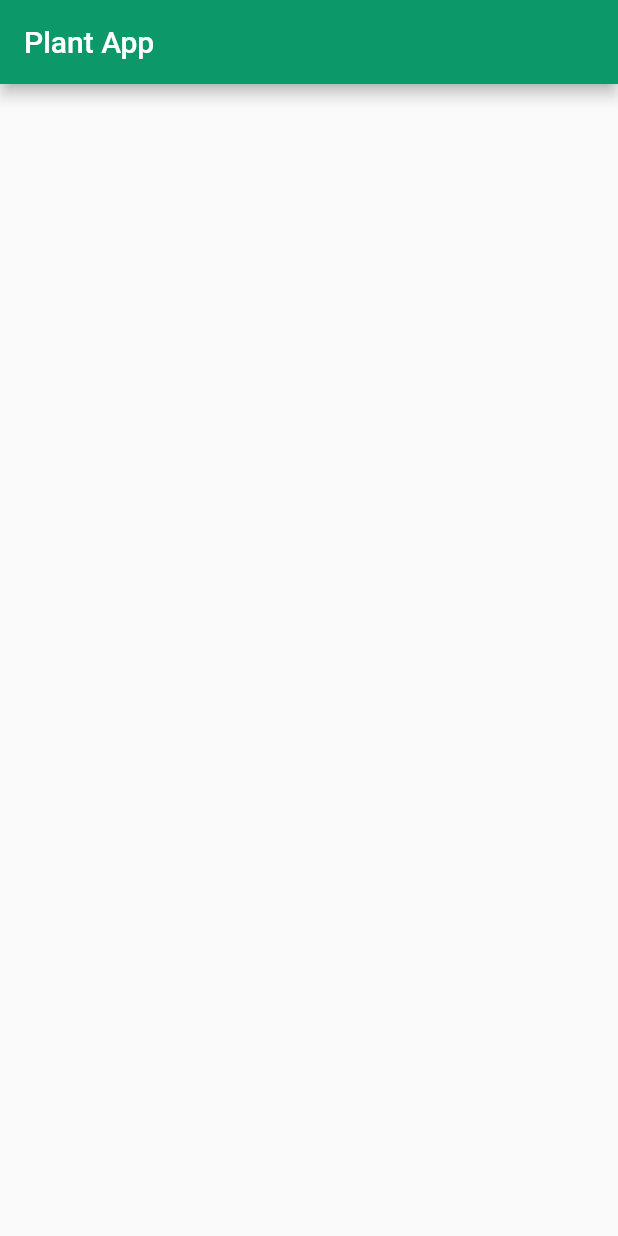
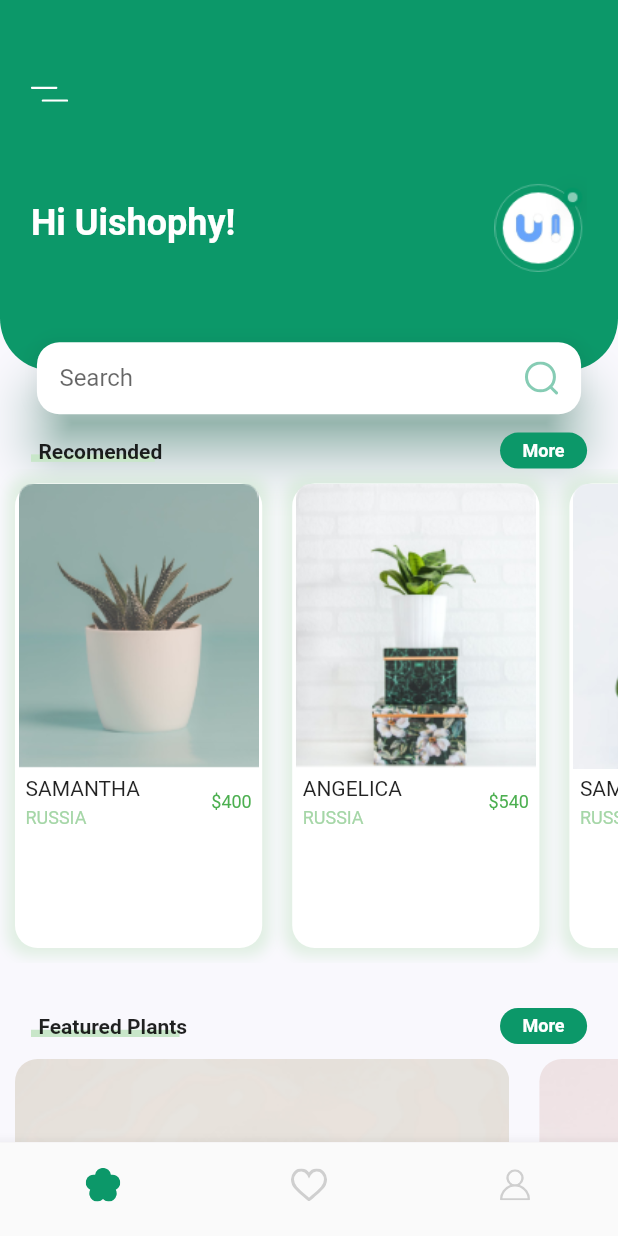
Before and after one commit to kiszewski/plant-app-interface, a Flutter app: the screen it shows after launch, on a phone screen of 412 x 824 dp. Run offline on Flutter 3.47's test engine with Material 2 defaults, Android fonts, the phone set to English and light mode, and no system bars; our stand-ins replace flutter_svg.

Commit message:
home page implementation

```diff
--- a/lib/main.dart
+++ b/lib/main.dart
@@ -1,4 +1,6 @@
 import 'package:flutter/material.dart';
+
+import 'pages/home/home_page.dart';
 
 void main() {
   runApp(MyApp());
@@ -14,28 +16,7 @@ class MyApp extends StatelessWidget {
         primaryColor: Color(0xFF0C9869),
         backgroundColor: Color(0xFFF9F8FD),
       ),
-      home: MyHomePage(),
+      home: HomePage(),
     );
   }
 }
-
-class MyHomePage extends StatefulWidget {
-  MyHomePage({Key key, this.title = 'Plant App'}) : super(key: key);
-
-  final String title;
-
-  @override
-  _MyHomePageState createState() => _MyHomePageState();
-}
-
-class _MyHomePageState extends State<MyHomePage> {
-  @override
-  Widget build(BuildContext context) {
-    return Scaffold(
-      appBar: AppBar(
-        title: Text(widget.title),
-      ),
-      body: Center(),
-    );
-  }
-}
--- /dev/null
+++ b/lib/pages/home/components/app_bar/app_bar_widget.dart
@@ -0,0 +1,93 @@
+import 'package:flutter/material.dart';
+import 'package:flutter_svg/svg.dart';
+
+class AppBarWidget extends StatelessWidget {
+  @override
+  Widget build(BuildContext context) {
+    final _width = MediaQuery.of(context).size.width;
+    final _height = MediaQuery.of(context).size.height;
+
+    return Container(
+      height: _height * .35,
+      child: Stack(
+        children: [
+          Positioned(
+            top: 0,
+            child: Container(
+              height: _height * .3,
+              width: _width,
+              decoration: BoxDecoration(
+                  color: Theme.of(context).primaryColor,
+                  borderRadius: BorderRadius.only(
+                    bottomLeft: Radius.circular(35),
+                    bottomRight: Radius.circular(35),
+                  )),
+            ),
+          ),
+          Positioned(
+            width: _width,
+            top: 0,
+            child: Container(
+              height: _height * .15,
+              margin: EdgeInsets.only(top: _height * .07),
+              padding: EdgeInsets.symmetric(horizontal: _width * .05),
+              child: Column(
+                crossAxisAlignment: CrossAxisAlignment.start,
+                mainAxisAlignment: MainAxisAlignment.spaceBetween,
+                children: [
+                  Row(
+                    children: [SvgPicture.asset('assets/icons/menu.svg')],
+                  ),
+                  Row(
+                    mainAxisAlignment: MainAxisAlignment.spaceBetween,
+                    children: [
+                      Text(
+                        'Hi Uishophy!',
+                        style: Theme.of(context).textTheme.headline5.copyWith(
+                            color: Colors.white, fontWeight: FontWeight.bold),
+                      ),
+                      Image.asset(
+                        'assets/images/logo.png',
+                        width: _width * .15,
+                      ),
+                    ],
+                  ),
+                ],
+              ),
+            ),
+          ),
+          Positioned(
+            bottom: _height * 0.01,
+            left: _width * .05,
+            right: _width * .05,
+            child: Card(
+              shape: RoundedRectangleBorder(
+                  borderRadius: BorderRadius.circular(15)),
+              elevation: 15,
+              color: Colors.white,
+              shadowColor: Theme.of(context).primaryColor,
+              child: Padding(
+                padding: EdgeInsets.symmetric(horizontal: 15),
+                child: Row(
+                  mainAxisAlignment: MainAxisAlignment.spaceBetween,
+                  children: [
+                    Container(
+                      width: _width * .2,
+                      child: TextField(
+                        decoration: InputDecoration(
+                          hintText: 'Search',
+                          border: InputBorder.none,
+                        ),
+                      ),
+                    ),
+                    SvgPicture.asset('assets/icons/search.svg')
+                  ],
+                ),
+              ),
+            ),
+          ),
+        ],
+      ),
+    );
+  }
+}
--- /dev/null
+++ b/lib/pages/home/components/bottom_bar/bottom_bar_widget.dart
@@ -0,0 +1,47 @@
+import 'package:flutter/material.dart';
+import 'package:flutter_svg/flutter_svg.dart';
+
+class BottomBarWidget extends StatelessWidget {
+  @override
+  Widget build(BuildContext context) {
+    final _width = MediaQuery.of(context).size.width;
+    final _height = MediaQuery.of(context).size.height;
+
+    return BottomNavigationBar(
+      items: [
+        BottomNavigationBarItem(
+          label: '',
+          icon: Container(
+            child: SvgPicture.asset('assets/icons/flower.svg'),
+            margin: EdgeInsets.only(top: 10),
+          ),
+        ),
+        BottomNavigationBarItem(
+          label: '',
+          icon: Container(
+            child: SvgPicture.asset('assets/icons/heart-icon.svg'),
+            margin: EdgeInsets.only(top: 10),
+          ),
+        ),
+        BottomNavigationBarItem(
+          label: '',
+          icon: Container(
+            child: SvgPicture.asset('assets/icons/user-icon.svg'),
+            margin: EdgeInsets.only(top: 10),
+          ),
+        ),
+      ],
+    );
+
+    return Container(
+      width: _width,
+      height: _height * .1,
+      child: Row(
+        mainAxisAlignment: MainAxisAlignment.spaceAround,
+        children: [
+          SvgPicture.asset('assets/icons/flower.svg'),
+        ],
+      ),
+    );
+  }
+}
--- /dev/null
+++ b/lib/pages/home/components/featured_items/featured_item_card_widget.dart
@@ -0,0 +1,25 @@
+import 'package:flutter/material.dart';
+
+class FeaturedItemCardWidget extends StatelessWidget {
+  final String imagePath;
+
+  const FeaturedItemCardWidget({Key key, this.imagePath}) : super(key: key);
+  @override
+  Widget build(BuildContext context) {
+    final _width = MediaQuery.of(context).size.width;
+    final _height = MediaQuery.of(context).size.height;
+
+    return Container(
+      margin: EdgeInsets.all(10),
+      child: ClipRRect(
+        borderRadius: BorderRadius.circular(15),
+        child: Image.asset(
+          imagePath,
+          width: _width * .8,
+          height: _height * .3,
+          fit: BoxFit.cover,
+        ),
+      ),
+    );
+  }
+}
--- /dev/null
+++ b/lib/pages/home/components/featured_items/featured_items_widget.dart
@@ -0,0 +1,45 @@
+import 'package:flutter/material.dart';
+
+import '../more_button_widget.dart';
+import '../section_title_text_widget.dart';
+import 'featured_item_card_widget.dart';
+
+class FeaturedItemsWidget extends StatelessWidget {
+  @override
+  Widget build(BuildContext context) {
+    final _width = MediaQuery.of(context).size.width;
+    final _height = MediaQuery.of(context).size.height;
+
+    return Container(
+      margin: EdgeInsets.only(top: 10),
+      child: Column(
+        children: [
+          Container(
+            padding: EdgeInsets.symmetric(horizontal: _width * .05),
+            child: Row(
+              mainAxisAlignment: MainAxisAlignment.spaceBetween,
+              children: [
+                SectionTitleTextWidget(text: 'Featured Plants'),
+                MoreButtonWidget(),
+              ],
+            ),
+          ),
+          Container(
+            width: _width,
+            height: _height * .4,
+            child: ListView(
+              shrinkWrap: true,
+              scrollDirection: Axis.horizontal,
+              children: [
+                FeaturedItemCardWidget(
+                    imagePath: 'assets/images/bottom_img_1.png'),
+                FeaturedItemCardWidget(
+                    imagePath: 'assets/images/bottom_img_2.png')
+              ],
+            ),
+          )
+        ],
+      ),
+    );
+  }
+}
--- /dev/null
+++ b/lib/pages/home/components/more_button_widget.dart
@@ -0,0 +1,19 @@
+import 'package:flutter/material.dart';
+
+class MoreButtonWidget extends StatelessWidget {
+  @override
+  Widget build(BuildContext context) {
+    return Container(
+      decoration: BoxDecoration(
+        borderRadius: BorderRadius.circular(50),
+        color: Theme.of(context).primaryColor,
+      ),
+      padding: EdgeInsets.symmetric(horizontal: 15, vertical: 5),
+      child: Text(
+        'More',
+        style: TextStyle(
+            color: Colors.white, fontSize: 12, fontWeight: FontWeight.bold),
+      ),
+    );
+  }
+}
--- /dev/null
+++ b/lib/pages/home/components/recomended_items/recomended_items_widget.dart
@@ -0,0 +1,59 @@
+import 'package:flutter/material.dart';
+
+import '../more_button_widget.dart';
+import '../section_title_text_widget.dart';
+import 'small_item_card_widget.dart';
+
+class RecomendedItemsWidget extends StatelessWidget {
+  @override
+  Widget build(BuildContext context) {
+    final _width = MediaQuery.of(context).size.width;
+    final _height = MediaQuery.of(context).size.height;
+
+    return Container(
+      margin: EdgeInsets.only(bottom: 20),
+      child: Column(
+        children: [
+          Container(
+            padding: EdgeInsets.symmetric(horizontal: _width * .05),
+            child: Row(
+              mainAxisAlignment: MainAxisAlignment.spaceBetween,
+              children: [
+                SectionTitleTextWidget(text: 'Recomended'),
+                MoreButtonWidget(),
+              ],
+            ),
+          ),
+          Container(
+            width: _width,
+            height: _height * .4,
+            child: ListView(
+              shrinkWrap: true,
+              scrollDirection: Axis.horizontal,
+              children: [
+                SmallItemCardWidget(
+                  country: 'RUSSIA',
+                  name: 'SAMANTHA',
+                  price: 400,
+                  image: 'assets/images/image_1.png',
+                ),
+                SmallItemCardWidget(
+                  country: 'RUSSIA',
+                  name: 'ANGELICA',
+                  price: 540,
+                  image: 'assets/images/image_2.png',
+                ),
+                SmallItemCardWidget(
+                  country: 'RUSSIA',
+                  name: 'SAMANTHA',
+                  price: 540,
+                  image: 'assets/images/image_3.png',
+                ),
+              ],
+            ),
+          )
+        ],
+      ),
+    );
+  }
+}
--- /dev/null
+++ b/lib/pages/home/components/recomended_items/small_item_card_widget.dart
@@ -0,0 +1,65 @@
+import 'package:flutter/cupertino.dart';
+import 'package:flutter/material.dart';
+
+class SmallItemCardWidget extends StatelessWidget {
+  final String name;
+  final String country;
+  final double price;
+  final String image;
+
+  SmallItemCardWidget(
+      {Key key, this.name, this.country, this.price, this.image})
+      : super(key: key);
+
+  TextStyle priceTextStyle = TextStyle(color: Colors.green, fontSize: 12);
+  TextStyle countryTextStyle =
+      TextStyle(color: Colors.green[200], fontSize: 12);
+
+  @override
+  Widget build(BuildContext context) {
+    final _width = MediaQuery.of(context).size.width;
+    final _height = MediaQuery.of(context).size.height;
+
+    return Container(
+      width: _width * .4,
+      margin: EdgeInsets.symmetric(vertical: 10, horizontal: 10),
+      decoration: BoxDecoration(
+          color: Colors.white,
+          borderRadius: BorderRadius.circular(15),
+          boxShadow: [
+            BoxShadow(
+              color: Colors.green[100].withOpacity(0.5),
+              spreadRadius: 5,
+              blurRadius: 7,
+              offset: Offset(0, 0), // changes position of shadow
+            ),
+          ]),
+      child: Column(
+        children: [
+          Image.asset(image),
+          Padding(
+            padding: EdgeInsets.symmetric(vertical: 5, horizontal: 7),
+            child: Row(
+              mainAxisAlignment: MainAxisAlignment.spaceBetween,
+              children: [
+                Column(
+                  mainAxisAlignment: MainAxisAlignment.spaceEvenly,
+                  crossAxisAlignment: CrossAxisAlignment.start,
+                  children: [
+                    Text(name),
+                    SizedBox(height: 5),
+                    Text(country, style: countryTextStyle)
+                  ],
+                ),
+                Text(
+                  '\$${price.toStringAsFixed(0)}',
+                  style: priceTextStyle,
+                )
+              ],
+            ),
+          ),
+        ],
+      ),
+    );
+  }
+}
--- /dev/null
+++ b/lib/pages/home/components/section_title_text_widget.dart
@@ -0,0 +1,39 @@
+import 'package:flutter/material.dart';
+
+class SectionTitleTextWidget extends StatelessWidget {
+  final String text;
+
+  const SectionTitleTextWidget({Key key, this.text}) : super(key: key);
+
+  @override
+  Widget build(BuildContext context) {
+    return Container(
+      height: 15,
+      child: Stack(
+        children: [
+          Positioned(
+            bottom: 0,
+            right: 5,
+            child: Row(
+              children: [
+                Container(
+                  height: 5,
+                  color: Colors.green[100],
+                  width: 1000,
+                ),
+              ],
+            ),
+          ),
+          Padding(
+            padding: EdgeInsets.only(left: 5),
+            child: Text(
+              text,
+              style:
+                  TextStyle(fontWeight: FontWeight.bold, color: Colors.black87),
+            ),
+          ),
+        ],
+      ),
+    );
+  }
+}
--- /dev/null
+++ b/lib/pages/home/home_page.dart
@@ -0,0 +1,32 @@
+import 'package:flutter/material.dart';
+
+import 'components/app_bar/app_bar_widget.dart';
+import 'components/bottom_bar/bottom_bar_widget.dart';
+import 'components/featured_items/featured_items_widget.dart';
+import 'components/recomended_items/recomended_items_widget.dart';
+
+class HomePage extends StatelessWidget {
+  @override
+  Widget build(BuildContext context) {
+    final _width = MediaQuery.of(context).size.width;
+    final _height = MediaQuery.of(context).size.height;
+
+    return Scaffold(
+      body: Container(
+        height: _height,
+        width: _width,
+        color: Theme.of(context).backgroundColor,
+        child: SingleChildScrollView(
+          child: Column(
+            children: [
+              AppBarWidget(),
+              RecomendedItemsWidget(),
+              FeaturedItemsWidget(),
+            ],
+          ),
+        ),
+      ),
+      bottomNavigationBar: BottomBarWidget(),
+    );
+  }
+}
```
Also changed, not shown: pubspec.yaml (+4 -3 lines), pubspec.lock.
